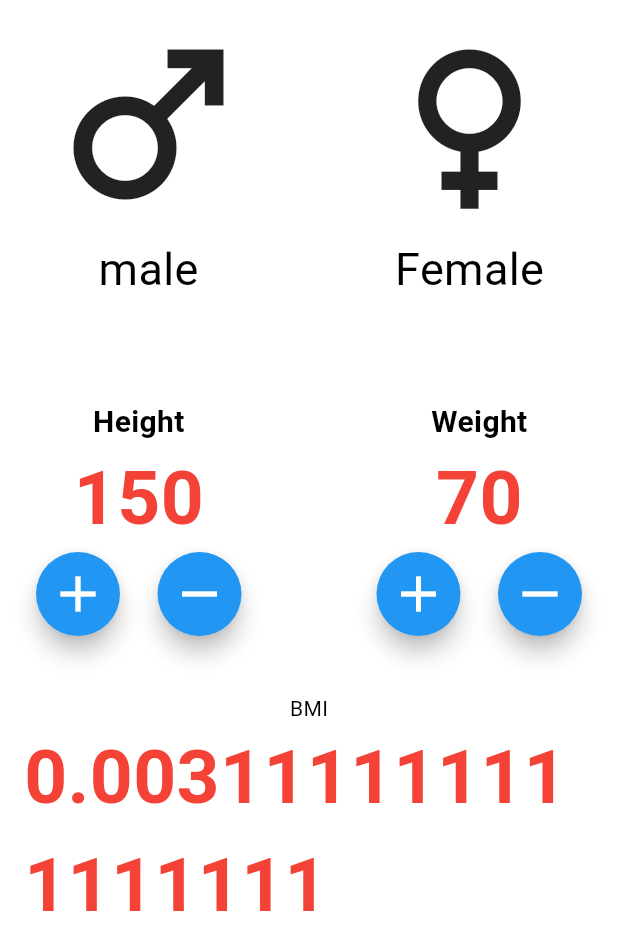
After one commit to Bawanthathilan/flutter-todo-app, a Flutter app: the screen it shows after launch, after a tap on "BMI CAL", on a phone screen of 412 x 824 dp. The commit adds this screen. Shown: the top 950 px of the screen. Run offline on Flutter 3.47's test engine with Material 2 defaults, Android fonts, the phone set to English and light mode, and no system bars.

Commit message:
add bmi calculator

```diff
--- /dev/null
+++ b/lib/screens/bmi_cal.dart
@@ -0,0 +1,178 @@
+import 'package:flutter/material.dart';
+
+class BMI_Cal extends StatefulWidget {
+  const BMI_Cal({super.key});
+
+  @override
+  State<BMI_Cal> createState() => _BMI_CalState();
+}
+
+class _BMI_CalState extends State<BMI_Cal> {
+
+  int height = 150;
+  int weight = 70;
+  late double BMI = calculateBMI(height: height, weight: weight);
+
+  double calculateBMI({required int height , required int weight}){
+    return weight / (height*height);
+  }
+
+  @override
+  Widget build(BuildContext context) {
+    return Scaffold(
+      body: SafeArea(
+        child: Container(
+          padding: const EdgeInsets.symmetric(horizontal: 16),
+          color: Colors.white,
+          child: Column(
+            children: [
+              Row(
+                children: [
+                  Padding(
+                    padding: const EdgeInsets.all(8.0),
+                    child: Column(
+                      children: const [
+                        Icon(Icons.male , size: 150),
+                        Text("male" , style: TextStyle(
+                          fontSize: 30
+                        ),)
+                      ],
+                    ),
+                  ),
+                  Spacer(),
+                  Padding(
+                    padding: const EdgeInsets.all(8.0),
+                    child: Column(
+                      children: const [
+                        Icon(Icons.female , size: 150,),
+                        Text("Female" , style: TextStyle(
+                          fontSize: 30
+                        ),)
+                      ],
+                    ),
+                  )
+                ],
+              ),
+              const SizedBox(height: 50),
+              Row(
+                children: [
+                  Padding(
+                    padding: const EdgeInsets.all(8.0),
+                    child: Column(
+                      children: [
+                        const Text("Height" , style: TextStyle(
+                            fontSize: 20,
+                          fontWeight: FontWeight.w700
+                        ),),
+                         Text(
+                          "$height",
+                          style: TextStyle(
+                          fontSize: 50,
+                          fontWeight: FontWeight.bold,
+                            color: Colors.red
+                        ),
+                        ),
+                        Row(
+                          children: [
+                            FloatingActionButton(onPressed: (){
+                              setState(() {
+                                if(height < 220){height ++;}
+                                BMI = calculateBMI(height: height, weight: weight);
+
+
+                              });
+                            },
+                              shape: RoundedRectangleBorder(
+                                  borderRadius: BorderRadius.all(Radius.circular(50.0))
+                              ),
+                              backgroundColor: Colors.blue,
+                              child: Icon(Icons.add , size: 40,),),
+                            SizedBox(width: 25,),
+                            FloatingActionButton(onPressed: (){
+                              setState(() {
+                                if(height > 50){
+                                  height --;
+                                }
+                                BMI = calculateBMI(height: height, weight: weight);
+                              });
+                            },
+                              shape: RoundedRectangleBorder(
+                                  borderRadius: BorderRadius.all(Radius.circular(50.0))
+                              ),
+                              backgroundColor: Colors.blue,
+                              child: Icon(Icons.remove , size: 40,),)
+                          ],
+                        )
+                      ],
+                    ),
+                  ),
+                  Spacer(),
+                  Padding(
+                    padding: const EdgeInsets.all(8.0),
+                    child: Column(
+                      children: [
+                        const Text("Weight" , style: TextStyle(
+                            fontSize: 20,
+                            fontWeight: FontWeight.w700
+                        ),),
+                         Text("$weight", style: TextStyle(
+                            fontSize: 50,
+                            fontWeight: FontWeight.bold,
+                            color: Colors.red
+                        ),
+                        ),
+                        Row(
+                          children: [
+                            FloatingActionButton(onPressed: (){
+                              setState(() {
+                                if(weight < 300){
+                                  weight++;
+                                }
+                                BMI = calculateBMI(height: height, weight: weight);
+                              });
+                            },
+                              shape: RoundedRectangleBorder(
+                                  borderRadius: BorderRadius.all(Radius.circular(50.0))
+                              ),
+                              backgroundColor: Colors.blue,
+                              child: Icon(Icons.add , size: 40,),),
+                            SizedBox(width: 25,),
+                            FloatingActionButton(onPressed: (){
+                              setState(() {
+                                if(weight > 20){
+                                  weight --;
+                                }
+                                BMI = calculateBMI(height: height, weight: weight);
+                              });
+                            },
+                              shape: RoundedRectangleBorder(
+                                  borderRadius: BorderRadius.all(Radius.circular(50.0))
+                              ),
+                              backgroundColor: Colors.blue,
+                              child: Icon(Icons.remove , size: 40,),)
+                          ],
+                        )
+                      ],
+                    ),
+                  ),
+                ],
+              ),
+              const SizedBox(height: 30,),
+              Column(
+                children: [
+                  Text("BMI"),
+                   Text("$BMI", style: TextStyle(
+                      fontSize: 50,
+                      fontWeight: FontWeight.bold,
+                      color: Colors.red
+                  ),
+                  ),
+                ],
+              ),
+            ],
+          ),
+        ),
+      )
+    );
+  }
+}
--- a/lib/screens/home.dart
+++ b/lib/screens/home.dart
@@ -2,6 +2,7 @@ import 'package:flutter/material.dart';
 import 'package:provider/provider.dart';
 import 'package:todoapp/models/todo.dart';
 import 'package:todoapp/providers/theme_provider.dart';
+import 'package:todoapp/screens/bmi_cal.dart';
 import 'package:todoapp/screens/widgets/search_box.dart';
 import 'package:todoapp/widget/todo_item.dart';
 
@@ -107,6 +108,26 @@ class _HomeState extends State<Home> {
               height: 20,
 
             ),
+            Row(
+              children: [
+                ElevatedButton(
+                  style: ElevatedButton.styleFrom(
+                    backgroundColor: Colors.blue,
+                    elevation: 5
+                  ),
+                  onPressed: () {
+                    Navigator.push(context,
+                    MaterialPageRoute(builder: (context)=> const BMI_Cal())
+                    );
+                  },
+                  child: const Text('BMI CAL'),
+                ),
+              ],
+            ),
+            const SizedBox(
+              height: 40,
+            ),
+
             Expanded(child: ListView(
               children: [
                 //search box component
```
